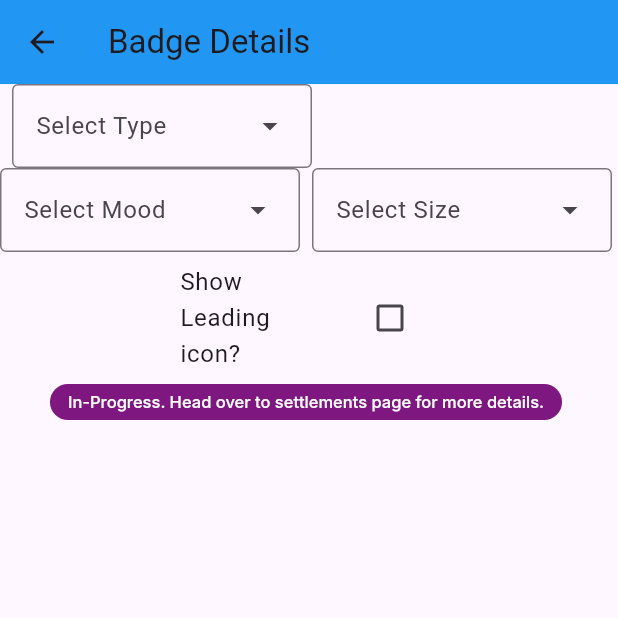
After one commit to githimank/BLADE-DESIGN-SYSTEM, a Flutter app: the BadgeDetails screen opened directly, on a phone screen of 412 x 824 dp, the top half of it. The commit adds this screen. Run offline on Flutter 3.47's test engine with Material 3 defaults, Android fonts, the phone set to English and light mode, and no system bars; Roboto replaces fonts that are missing (Inter).

Commit message:
badge component example added

```diff
--- /dev/null
+++ b/example/lib/components/badge_details.dart
@@ -0,0 +1,100 @@
+import 'package:blade_design_system/components/badges/bp_badges.dart';
+import 'package:blade_design_system/theme/theme_extensions.dart';
+import 'package:blade_design_system/theme/tokens/spacing.dart';
+import 'package:flutter/material.dart';
+
+class BadgeDetails extends StatefulWidget {
+  const BadgeDetails({super.key});
+
+  @override
+  State<BadgeDetails> createState() => _BadgeDetailsState();
+}
+
+class _BadgeDetailsState extends State<BadgeDetails> {
+  BadgeEmphasis emphasis = BadgeEmphasis.INTENSE;
+  BadgeMood mood = BadgeMood.PRIMARY;
+  BadgeSize size = BadgeSize.LARGE;
+  bool showLeadingIcon = false;
+
+  final Widget icon = const Icon(Icons.task_alt);
+
+  @override
+  Widget build(BuildContext context) {
+    return Scaffold(
+      appBar: AppBar(
+        backgroundColor: Colors.blue,
+        title: const Text('Badge Details'),
+      ),
+      body: SingleChildScrollView(
+        child: Column(
+          crossAxisAlignment: CrossAxisAlignment.center,
+          children: [
+            Wrap(
+              children: [
+                Spacings.spacing3.wBox,
+                DropdownMenu(
+                  dropdownMenuEntries: BadgeEmphasis.values
+                      .map((it) => DropdownMenuEntry(value: it, label: it.name))
+                      .toList(),
+                  width: 200,
+                  hintText: "Select Type",
+                  onSelected: (selectedVariant) {
+                    setState(() {
+                      emphasis = selectedVariant ?? BadgeEmphasis.INTENSE;
+                    });
+                  },
+                ),
+                Spacings.spacing3.wBox,
+                DropdownMenu(
+                  dropdownMenuEntries: BadgeMood.values
+                      .map((it) => DropdownMenuEntry(value: it, label: it.name))
+                      .toList(),
+                  width: 200,
+                  hintText: "Select Mood",
+                  onSelected: (selectedMood) {
+                    setState(() {
+                      mood = selectedMood ?? BadgeMood.PRIMARY;
+                    });
+                  },
+                ),
+                Spacings.spacing3.wBox,
+                DropdownMenu(
+                  dropdownMenuEntries: BadgeSize.values
+                      .map((it) => DropdownMenuEntry(value: it, label: it.name))
+                      .toList(),
+                  width: 200,
+                  hintText: "Select Size",
+                  onSelected: (selectedSize) {
+                    setState(() {
+                      size = selectedSize ?? BadgeSize.LARGE;
+                    });
+                  },
+                ),
+              ],
+            ),
+            SizedBox(
+              width: 200,
+              child: CheckboxListTile(
+                value: showLeadingIcon,
+                onChanged: (selected) {
+                  setState(() {
+                    showLeadingIcon = selected ?? false;
+                  });
+                },
+                title: const Text("Show Leading icon?"),
+              ),
+            ),
+            BpBadges(
+              size: size,
+              label: "In-Progress. Head over to settlements page for more details.",
+              mood: mood,
+              icon: showLeadingIcon ? icon : null,
+              emphasis: emphasis,
+              showLeadingIcon: showLeadingIcon,
+            ),
+          ],
+        ),
+      ),
+    );
+  }
+}
--- a/example/lib/components_screen.dart
+++ b/example/lib/components_screen.dart
@@ -35,6 +35,15 @@ class ComponentsScreen extends StatelessWidget {
                 ),
               ),
               const SizedBox(height: 20),
+              ElevatedButton(
+                onPressed: () {
+                  Navigator.pushNamed(context, '/badgeDetails');
+                },
+                child: const Text(
+                  'Badge Details',
+                ),
+              ),
+              const SizedBox(height: 20),
             ],
           ),
         ),
--- a/lib/blade_design_system.dart
+++ b/lib/blade_design_system.dart
@@ -1,7 +1 @@
 library blade_design_system;
-
-/// A Calculator.
-class Calculator {
-  /// Returns [value] plus 1.
-  int addOne(int value) => value + 1;
-}
--- a/lib/components/badges/badge_styles.dart
+++ b/lib/components/badges/badge_styles.dart
@@ -1,6 +1,7 @@
+import 'package:blade_design_system/theme/theme_extensions.dart';
 import 'package:flutter/material.dart';
-import 'package:mortars_design_system/components/badges/bp_badges.dart';
-import 'package:mortars_design_system/theme/theme_extensions.dart';
+
+import 'bp_badges.dart';
 
 class BadgePropertyColors {
   final Color background;
--- a/lib/config.dart
+++ b/lib/config.dart
@@ -1 +1 @@
-const packageName = 'mortars_design_system';
+const packageName = 'blade_design_system';
```
Also changed, not shown: lib/components/badges/bp_badges.dart (+4 -3 lines), 1 other file.
